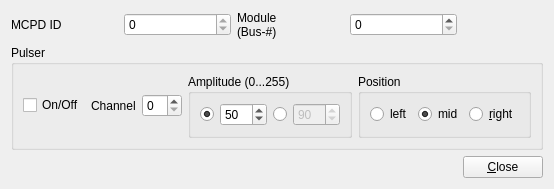
This is qmesydaq/mpsdpulser.ui in flueke/qmesydaq as Qt 5 draws it before an edit. The edited form follows.
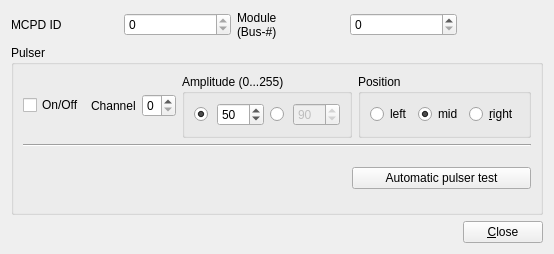
This is the edited form. Custom widgets are drawn as their Qt base class.

Commit message:
Add the automatic pulser test
The automatic pulser test iterates over all MCPD, MPSD, each channel,
each position of the channel and each amplitude (30 and 60) of the whole
setup.

Fixes: #1568

```diff
--- a/qmesydaq/mpsdpulser.ui
+++ b/qmesydaq/mpsdpulser.ui
@@ -7,13 +7,13 @@
     <x>0</x>
     <y>0</y>
     <width>554</width>
-    <height>170</height>
+    <height>231</height>
    </rect>
   </property>
   <property name="windowTitle">
    <string>Pulser ... </string>
   </property>
-  <layout class="QGridLayout" name="gridLayout">
+  <layout class="QGridLayout" name="gridLayout_2">
    <item row="0" column="0">
     <layout class="QHBoxLayout" name="horizontalLayout_7">
      <item>
@@ -61,7 +61,7 @@
      <property name="title">
       <string>Pulser</string>
      </property>
-     <layout class="QGridLayout" name="gridLayout_19">
+     <layout class="QGridLayout" name="gridLayout">
       <item row="0" column="0">
        <layout class="QVBoxLayout" name="verticalLayout_2">
         <item>
@@ -103,7 +103,7 @@
         </item>
        </layout>
       </item>
-      <item row="0" column="1">
+      <item row="0" column="1" colspan="2">
        <widget class="QGroupBox" name="buttonGroup5">
         <property name="title">
          <string>Amplitude (0...255)</string>
@@ -159,7 +159,20 @@
         </layout>
        </widget>
       </item>
-      <item row="0" column="2">
+      <item row="2" column="1">
+       <spacer name="horizontalSpacer_2">
+        <property name="orientation">
+         <enum>Qt::Horizontal</enum>
+        </property>
+        <property name="sizeHint" stdset="0">
+         <size>
+          <width>175</width>
+          <height>20</height>
+         </size>
+        </property>
+       </spacer>
+      </item>
+      <item row="0" column="3">
        <widget class="QGroupBox" name="positionGroup">
         <property name="title">
          <string>Position</string>
@@ -192,6 +205,63 @@
         </layout>
        </widget>
       </item>
+      <item row="1" column="0" colspan="4">
+       <widget class="Line" name="line">
+        <property name="orientation">
+         <enum>Qt::Horizontal</enum>
+        </property>
+       </widget>
+      </item>
+      <item row="2" column="2" colspan="2">
+       <widget class="QPushButton" name="automaticPulserTest">
+        <property name="text">
+         <string>Automatic pulser test</string>
+        </property>
+        <property name="checkable">
+         <bool>true</bool>
+        </property>
+        <property name="autoDefault">
+         <bool>false</bool>
+        </property>
+       </widget>
+      </item>
+      <item row="2" column="0">
+       <widget class="QLed" name="qLed">
+        <property name="sizePolicy">
+         <sizepolicy hsizetype="Fixed" vsizetype="Fixed">
+          <horstretch>0</horstretch>
+          <verstretch>0</verstretch>
+         </sizepolicy>
+        </property>
+        <property name="minimumSize">
+         <size>
+          <width>50</width>
+          <height>50</height>
+         </size>
+        </property>
+        <property name="toolTip">
+         <string>Binary Led</string>
+        </property>
+        <property name="whatsThis">
+         <string>Led widget</string>
+        </property>
+        <property name="value">
+         <bool>false</bool>
+        </property>
+        <property name="onColor">
+         <enum>QLed::Yellow</enum>
+        </property>
+        <property name="offColor">
+         <enum>QLed::Grey</enum>
+        </property>
+        <property name="shape">
+         <enum>QLed::Circle</enum>
+        </property>
+        <property name="blink" stdset="0">
+         <bool>true</bool>
+        </property>
+       </widget>
+      </item>
      </layout>
     </widget>
    </item>
@@ -221,6 +291,11 @@
   </layout>
  </widget>
  <customwidgets>
+  <customwidget>
+   <class>QLed</class>
+   <extends>QWidget</extends>
+   <header>qled.h</header>
+  </customwidget>
   <customwidget>
    <class>ModuleSpinBox</class>
    <extends>QSpinBox</extends>
```
Left out of the diff: 170 changed lines with no effect on the pictures. The commit also changes 71 other files.
